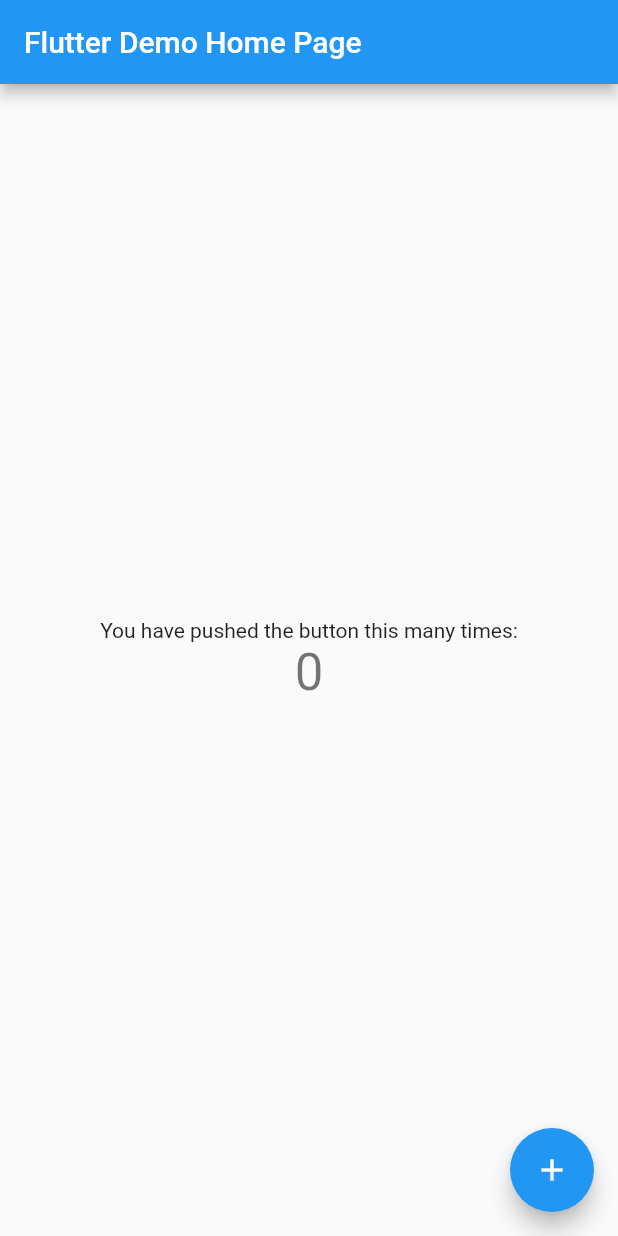
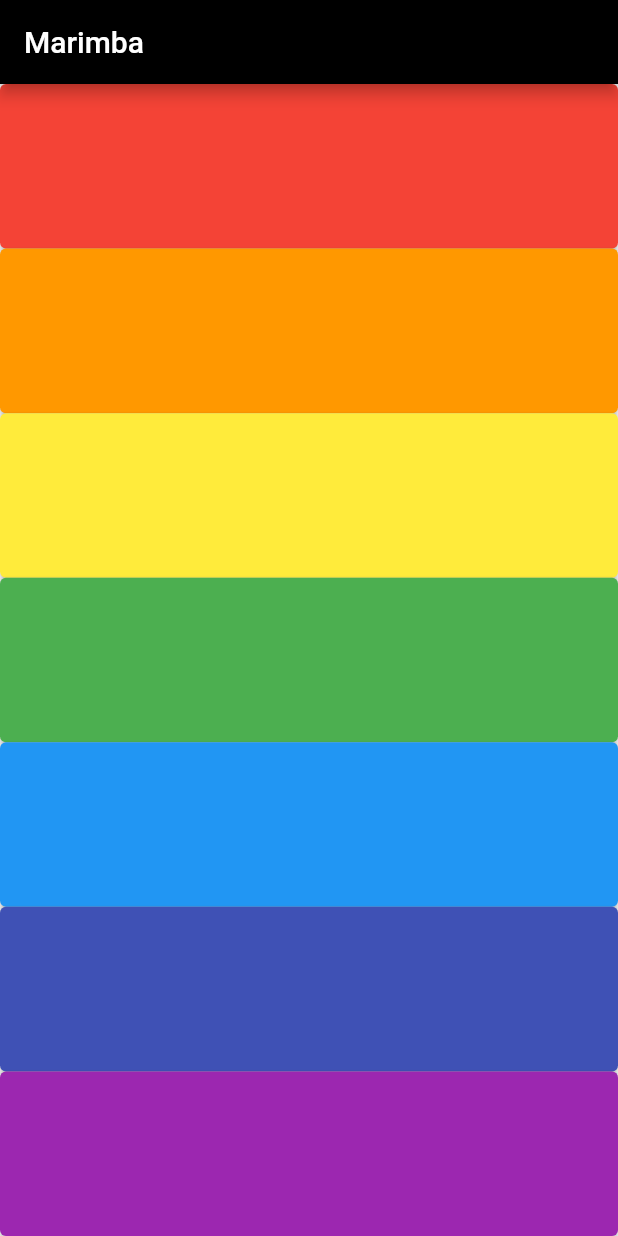
Before and after one commit to Nyandago/marimba_2, a Flutter app: the screen it shows after launch, on a phone screen of 412 x 824 dp. Run offline on Flutter 3.47's test engine with Material 2 defaults, Android fonts, the phone set to English and light mode, and no system bars.

Commit message:
Update main.dart

```diff
--- a/lib/main.dart
+++ b/lib/main.dart
@@ -1,3 +1,4 @@
+import 'package:flutter/cupertino.dart';
 import 'package:flutter/material.dart';
 
 void main() {
@@ -11,105 +12,98 @@ class MyApp extends StatelessWidget {
   @override
   Widget build(BuildContext context) {
     return MaterialApp(
-      title: 'Flutter Demo',
-      theme: ThemeData(
-        // This is the theme of your application.
-        //
-        // Try running your application with "flutter run". You'll see the
-        // application has a blue toolbar. Then, without quitting the app, try
-        // changing the primarySwatch below to Colors.green and then invoke
-        // "hot reload" (press "r" in the console where you ran "flutter run",
-        // or simply save your changes to "hot reload" in a Flutter IDE).
-        // Notice that the counter didn't reset back to zero; the application
-        // is not restarted.
-        primarySwatch: Colors.blue,
+      debugShowCheckedModeBanner: false,
+      home: Scaffold(
+        appBar: AppBar(
+          title: Text('Marimba'),
+          backgroundColor: Colors.black,
+        ),
+        body: Marimba(),
       ),
-      home: const MyHomePage(title: 'Flutter Demo Home Page'),
     );
   }
 }
 
-class MyHomePage extends StatefulWidget {
-  const MyHomePage({Key? key, required this.title}) : super(key: key);
-
-  // This widget is the home page of your application. It is stateful, meaning
-  // that it has a State object (defined below) that contains fields that affect
-  // how it looks.
-
-  // This class is the configuration for the state. It holds the values (in this
-  // case the title) provided by the parent (in this case the App widget) and
-  // used by the build method of the State. Fields in a Widget subclass are
-  // always marked "final".
-
-  final String title;
+class Marimba extends StatefulWidget {
+  const Marimba({Key? key}) : super(key: key);
 
   @override
-  State<MyHomePage> createState() => _MyHomePageState();
+  _MarimbaState createState() => _MarimbaState();
 }
 
-class _MyHomePageState extends State<MyHomePage> {
-  int _counter = 0;
-
-  void _incrementCounter() {
-    setState(() {
-      // This call to setState tells the Flutter framework that something has
-      // changed in this State, which causes it to rerun the build method below
-      // so that the display can reflect the updated values. If we changed
-      // _counter without calling setState(), then the build method would not be
-      // called again, and so nothing would appear to happen.
-      _counter++;
-    });
-  }
-
+class _MarimbaState extends State<Marimba> {
   @override
   Widget build(BuildContext context) {
-    // This method is rerun every time setState is called, for instance as done
-    // by the _incrementCounter method above.
-    //
-    // The Flutter framework has been optimized to make rerunning build methods
-    // fast, so that you can just rebuild anything that needs updating rather
-    // than having to individually change instances of widgets.
-    return Scaffold(
-      appBar: AppBar(
-        // Here we take the value from the MyHomePage object that was created by
-        // the App.build method, and use it to set our appbar title.
-        title: Text(widget.title),
+    return Container(
+      child: Column(
+        crossAxisAlignment: CrossAxisAlignment.stretch,
+        children: [
+          Expanded(child: ElevatedButton(
+            style: ElevatedButton.styleFrom(
+              primary: Colors.red, // background
+              onPrimary: Colors.white, // foreground
+            ),
+            onPressed: () { },
+            child: Text(''),
+          ),
+          ),
+          Expanded(child: ElevatedButton(
+            style: ElevatedButton.styleFrom(
+              primary: Colors.orange, // background
+              onPrimary: Colors.white, // foreground
+            ),
+            onPressed: () { },
+            child: Text(''),
+          ),
+          ),
+          Expanded(child: ElevatedButton(
+            style: ElevatedButton.styleFrom(
+              primary: Colors.yellow, // background
+              onPrimary: Colors.white, // foreground
+            ),
+            onPressed: () { },
+            child: Text(''),
+          ),
+          ),
+          Expanded(child: ElevatedButton(
+            style: ElevatedButton.styleFrom(
+              primary: Colors.green, // background
+              onPrimary: Colors.white, // foreground
+            ),
+            onPressed: () { },
+            child: Text(''),
+          ),
+          ),
+          Expanded(child: ElevatedButton(
+            style: ElevatedButton.styleFrom(
+              primary: Colors.blue, // background
+              onPrimary: Colors.white, // foreground
+            ),
+            onPressed: () { },
+            child: Text(''),
+          ),
+          ),
+          Expanded(child: ElevatedButton(
+            style: ElevatedButton.styleFrom(
+              primary: Colors.indigo, // background
+              onPrimary: Colors.white, // foreground
+            ),
+            onPressed: () { },
+            child: Text(''),
+          ),
+          ),
+          Expanded(child: ElevatedButton(
+            style: ElevatedButton.styleFrom(
+              primary: Colors.purple, // background
+              onPrimary: Colors.white, // foreground
+            ),
+            onPressed: () { },
+            child: Text(''),
+          ),
+          ),
+        ],
       ),
-      body: Center(
-        // Center is a layout widget. It takes a single child and positions it
-        // in the middle of the parent.
-        child: Column(
-          // Column is also a layout widget. It takes a list of children and
-          // arranges them vertically. By default, it sizes itself to fit its
-          // children horizontally, and tries to be as tall as its parent.
-          //
-          // Invoke "debug painting" (press "p" in the console, choose the
-          // "Toggle Debug Paint" action from the Flutter Inspector in Android
-          // Studio, or the "Toggle Debug Paint" command in Visual Studio Code)
-          // to see the wireframe for each widget.
-          //
-          // Column has various properties to control how it sizes itself and
-          // how it positions its children. Here we use mainAxisAlignment to
-          // center the children vertically; the main axis here is the vertical
-          // axis because Columns are vertical (the cross axis would be
-          // horizontal).
-          mainAxisAlignment: MainAxisAlignment.center,
-          children: <Widget>[
-            const Text(
-              'You have pushed the button this many times:',
-            ),
-            Text(
-              '$_counter',
-              style: Theme.of(context).textTheme.headline4,
-            ),
-          ],
-        ),
-      ),
-      floatingActionButton: FloatingActionButton(
-        onPressed: _incrementCounter,
-        tooltip: 'Increment',
-        child: const Icon(Icons.add),
-      ), // This trailing comma makes auto-formatting nicer for build methods.
+
     );
   }
 }
```
